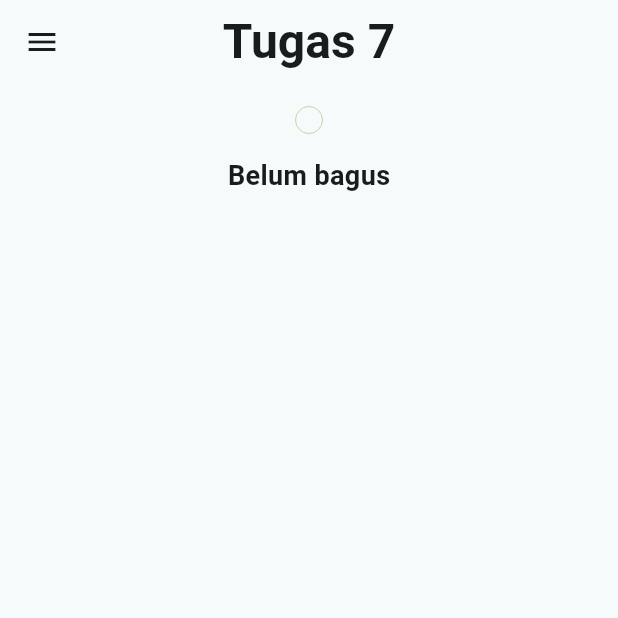
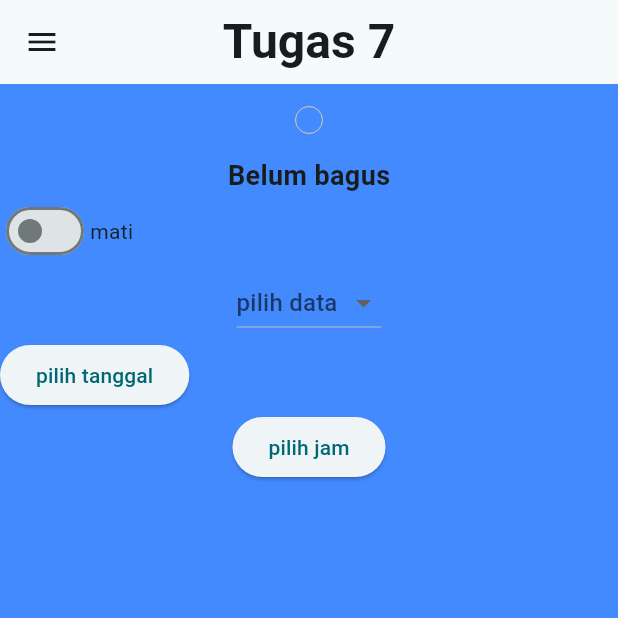
Before and after one commit to baayqq/bayuppkd_b_2, a Flutter app: the screen it shows after launch, on a phone screen of 412 x 824 dp, the top half of it. Run offline on Flutter 3.47's test engine with Material 3 defaults, Android fonts, the phone set to English and light mode, and no system bars.

Commit message:
tugas 7 not done

```diff
--- a/lib/meet_12/tugas_7.dart
+++ b/lib/meet_12/tugas_7.dart
@@ -12,6 +12,10 @@ class TugasTujuh extends StatefulWidget {
 
 class _TugasTujuhState extends State<TugasTujuh> {
   bool _cekBox = false;
+  bool _lampu = false;
+  String? isSelected;
+  DateTime? selectDate;
+  TimeOfDay? selectedTime;
   @override
   Widget build(BuildContext context) {
     return Scaffold(
@@ -22,15 +26,33 @@ class _TugasTujuhState extends State<TugasTujuh> {
         ),
         centerTitle: true,
       ),
-      drawer: Drawer(),
+      drawer: Drawer(
+        child: Column(
+          children: [
+            ListTile(leading: Icon(Icons.check_box), title: Text('Check Box')),
+            ListTile(
+              leading: Icon(Icons.dark_mode_outlined),
+              title: Text('Switch'),
+            ),
+            ListTile(leading: Icon(Icons.list_sharp), title: Text('Drop Down')),
+            ListTile(leading: Icon(Icons.date_range), title: Text('Tanggal')),
+            ListTile(
+              leading: Icon(Icons.access_time_outlined),
+              title: Text('Jam'),
+            ),
+          ],
+        ),
+      ),
+      backgroundColor: Colors.blueAccent,
       body: Center(
         child: Column(
           mainAxisAlignment: MainAxisAlignment.start,
           children: [
             Checkbox(
+              //nomor 1
               // fillColor: WidgetStateProperty.all(AppColor.army1),
               activeColor: AppColor.army2,
-              checkColor: Colors.white,
+              checkColor: Colors.black,
               shape: CircleBorder(),
               side: BorderSide(color: AppColor.army2, width: 0),
               value: _cekBox,
@@ -45,6 +67,79 @@ class _TugasTujuhState extends State<TugasTujuh> {
               _cekBox ? "Sudah bagus" : "Belum bagus",
               style: AppStyle.fontBold(fontSize: 18),
             ),
+            Row(
+              children: [
+                Switch(
+                  // nomor 2
+                  value: _lampu,
+                  onChanged: (value) {
+                    setState(() {
+                      _lampu = value;
+                    });
+                  },
+                ),
+                Text(_lampu ? 'hidup' : 'mati'),
+              ],
+            ),
+            Column(
+              children: [
+                DropdownButton<String>(
+                  // nomor 3
+                  value: isSelected,
+                  hint: Text("pilih data"),
+                  items:
+                      ["Elektronik", "Pakaian", "Makanan", "Lainnya"].map((
+                        String val,
+                      ) {
+                        return DropdownMenuItem(value: val, child: Text(val));
+                      }).toList(),
+                  onChanged: (value) {
+                    setState(() {
+                      isSelected = value;
+                    });
+                  },
+                ),
+              ],
+            ),
+            Row(
+              children: [
+                ElevatedButton(
+                  // nomor 4
+                  onPressed: () async {
+                    final DateTime? picked = await showDatePicker(
+                      context: context,
+                      initialDate: DateTime.now(),
+                      firstDate: DateTime(1970),
+                      lastDate: DateTime(2030),
+                    );
+                    if (picked != null) {
+                      setState(() {
+                        selectDate = picked;
+                      });
+                    }
+                  },
+                  child: Text('pilih tanggal'),
+                ),
+              ],
+            ),
+            Column(
+              children: [
+                ElevatedButton(
+                  onPressed: () async {
+                    final TimeOfDay? picked = await showTimePicker(
+                      context: context,
+                      initialTime: TimeOfDay.now(),
+                    );
+                    if (picked != null) {
+                      setState(() {
+                        selectedTime = picked;
+                      });
+                    }
+                  },
+                  child: Text('pilih jam'),
+                ),
+              ],
+            ),
           ],
         ),
       ),
```
